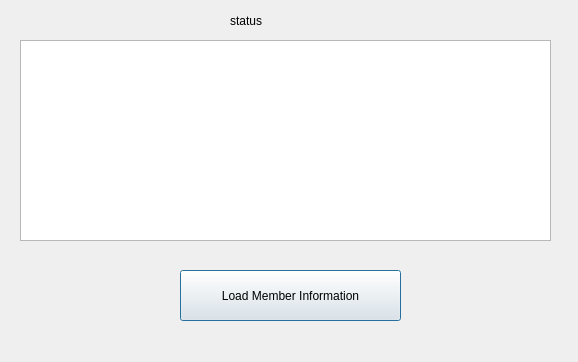
Above: LibraryManagementSoftware/LibraryManagementSoftware/viewmember.ui from vashutangri/library_management_system before the change. Below: the same form after it.
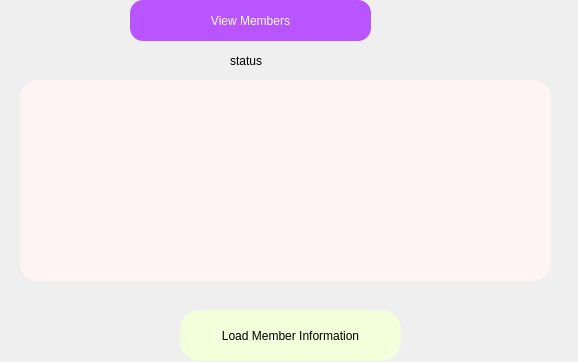
That is the form after the change.

```diff
--- a/LibraryManagementSoftware/LibraryManagementSoftware/viewmember.ui
+++ b/LibraryManagementSoftware/LibraryManagementSoftware/viewmember.ui
@@ -13,11 +13,26 @@
   <property name="windowTitle">
    <string>Dialog</string>
   </property>
+  <property name="styleSheet">
+   <string notr="true">QPushButton{
+background-color: rgb(242, 255, 219);
+
+font: 350 9pt &quot;Segoe UI Variable Text Semiligh&quot;;
+
+border-radius:20%;
+border:2px;
+font: 12pt &quot;Segoe UI&quot;;
+}
+QPushButton:hover{
+        background-color: rgb(255, 231, 212)
+}
+</string>
+  </property>
   <widget class="QLabel" name="status">
    <property name="geometry">
     <rect>
      <x>230</x>
-     <y>10</y>
+     <y>50</y>
      <width>71</width>
      <height>21</height>
     </rect>
@@ -30,7 +45,7 @@
    <property name="geometry">
     <rect>
      <x>180</x>
-     <y>270</y>
+     <y>310</y>
      <width>221</width>
      <height>51</height>
     </rect>
@@ -43,10 +58,36 @@
    <property name="geometry">
     <rect>
      <x>20</x>
-     <y>40</y>
+     <y>80</y>
      <width>531</width>
      <height>201</height>
     </rect>
+   </property>
+   <property name="styleSheet">
+    <string notr="true">background-color: rgb(255, 244, 243);
+border-radius:18%;</string>
+   </property>
+  </widget>
+  <widget class="QLabel" name="label_6">
+   <property name="geometry">
+    <rect>
+     <x>130</x>
+     <y>0</y>
+     <width>241</width>
+     <height>41</height>
+    </rect>
+   </property>
+   <property name="styleSheet">
+    <string notr="true">font: 20pt &quot;Arial&quot;;
+color:white;
+background-color:rgb(184, 85, 255);
+border-radius:13%;</string>
+   </property>
+   <property name="text">
+    <string>View Members</string>
+   </property>
+   <property name="alignment">
+    <set>Qt::AlignCenter</set>
    </property>
   </widget>
  </widget>
```
